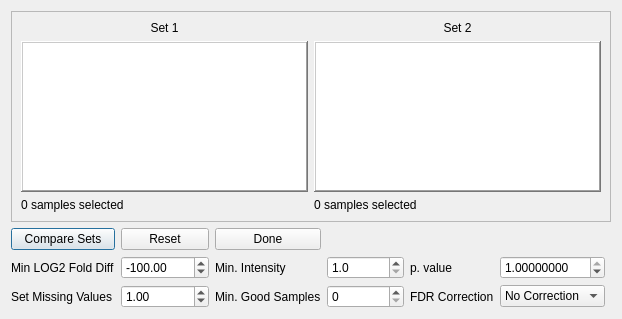
The window that src/gui/mzroll/forms/comparesamplesdialog.ui (ElucidataInc/ElMaven) describes before a commit, drawn with Qt 5.
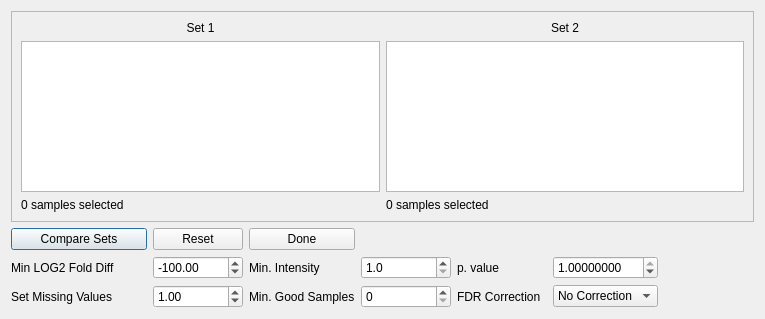
The same window after the commit.

```diff
--- a/src/gui/mzroll/forms/comparesamplesdialog.ui
+++ b/src/gui/mzroll/forms/comparesamplesdialog.ui
@@ -6,7 +6,7 @@
    <rect>
     <x>0</x>
     <y>0</y>
-    <width>571</width>
+    <width>765</width>
     <height>319</height>
    </rect>
   </property>
@@ -23,6 +23,12 @@
    </item>
    <item row="5" column="0">
     <widget class="QPushButton" name="compareButton">
+     <property name="minimumSize">
+      <size>
+       <width>136</width>
+       <height>0</height>
+      </size>
+     </property>
      <property name="text">
       <string>Compare Sets</string>
      </property>
@@ -190,12 +196,6 @@
         <property name="acceptDrops">
          <bool>true</bool>
         </property>
-        <property name="frameShape">
-         <enum>QFrame::WinPanel</enum>
-        </property>
-        <property name="frameShadow">
-         <enum>QFrame::Raised</enum>
-        </property>
         <property name="editTriggers">
          <set>QAbstractItemView::NoEditTriggers</set>
         </property>
@@ -248,12 +248,6 @@
         <property name="acceptDrops">
          <bool>true</bool>
         </property>
-        <property name="frameShape">
-         <enum>QFrame::WinPanel</enum>
-        </property>
-        <property name="frameShadow">
-         <enum>QFrame::Raised</enum>
-        </property>
         <property name="showDropIndicator" stdset="0">
          <bool>false</bool>
         </property>
```
